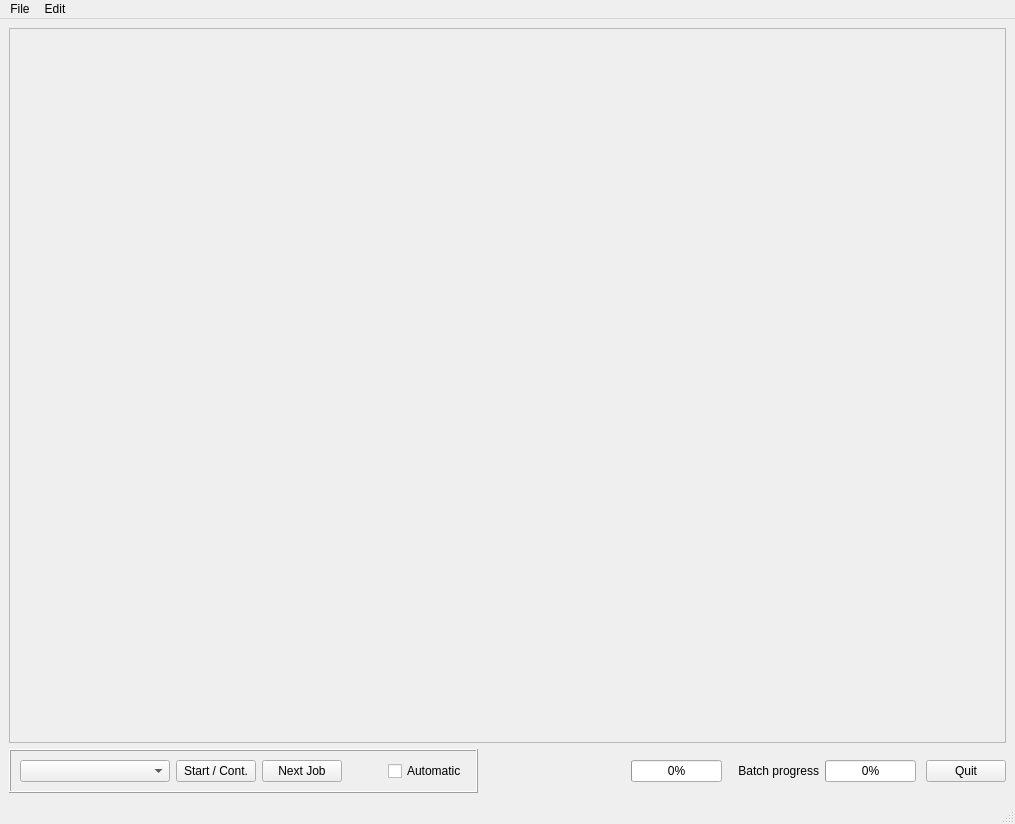
Before: the Qt Designer form Source/main_gui.ui in Rolf-Hempel/PlanetarySystemStacker, drawn with Qt 5.
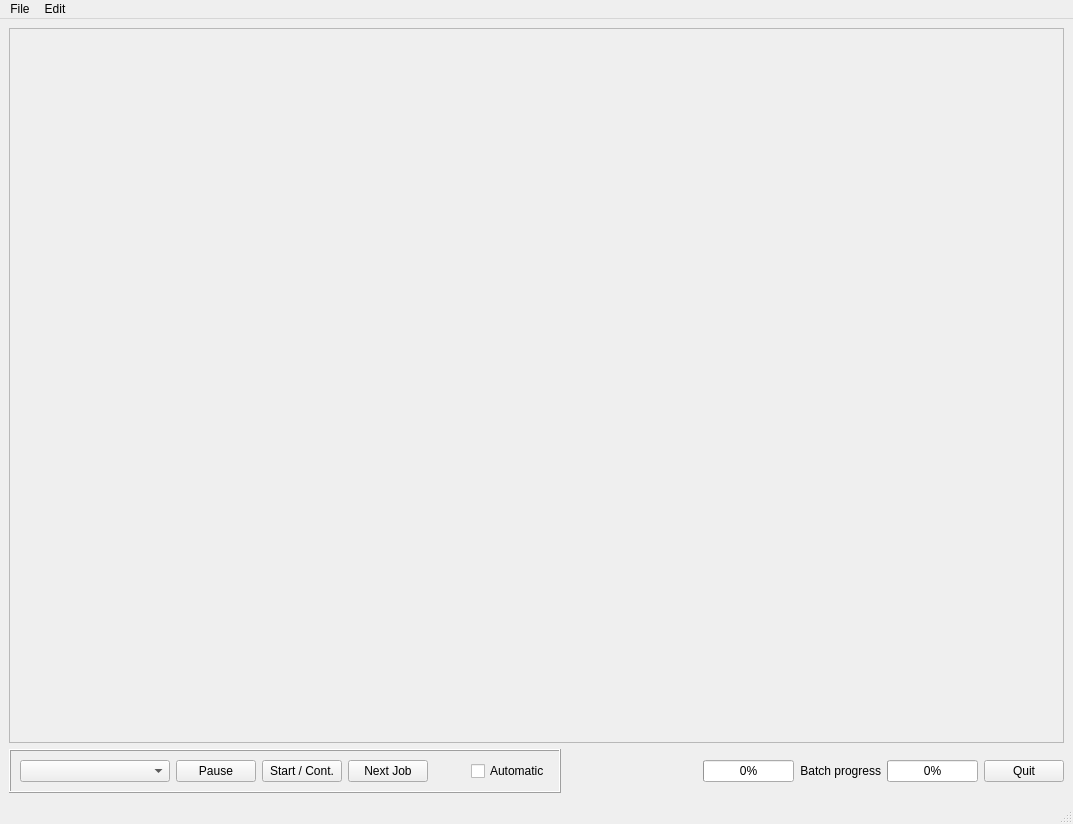
After: the same form once the commit is applied. Icons and pictures are not drawn.

Commit message: Pause button implemented

The edit to the form file:
```diff
--- a/Source/main_gui.ui
+++ b/Source/main_gui.ui
@@ -6,7 +6,7 @@
    <rect>
     <x>0</x>
     <y>0</y>
-    <width>1015</width>
+    <width>1073</width>
     <height>824</height>
    </rect>
   </property>
@@ -44,7 +44,7 @@
         <property name="frameShadow">
          <enum>QFrame::Raised</enum>
         </property>
-        <layout class="QHBoxLayout" name="horizontalLayout_3" stretch="0,0,0,0,0">
+        <layout class="QHBoxLayout" name="horizontalLayout_3" stretch="0,0,0,0,0,0">
          <property name="rightMargin">
           <number>9</number>
          </property>
@@ -70,6 +70,16 @@
            </property>
           </widget>
          </item>
+         <item>
+          <widget class="QPushButton" name="pushButton_pause">
+           <property name="toolTip">
+            <string>Suspend job execution after the current step</string>
+           </property>
+           <property name="text">
+            <string>Pause</string>
+           </property>
+          </widget>
+         </item>
          <item>
           <widget class="QPushButton" name="pushButton_start">
            <property name="toolTip">
@@ -218,7 +228,7 @@
     <rect>
      <x>0</x>
      <y>0</y>
-     <width>1015</width>
+     <width>1073</width>
      <height>21</height>
     </rect>
    </property>
```
The commit also changes 2 other files.
